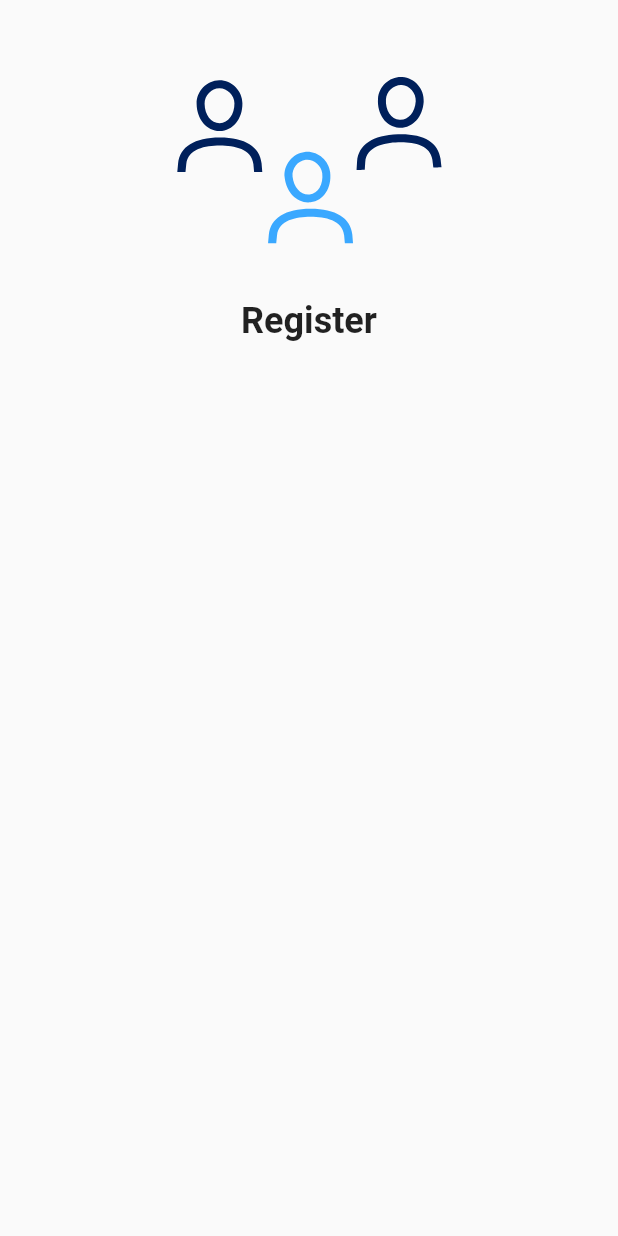
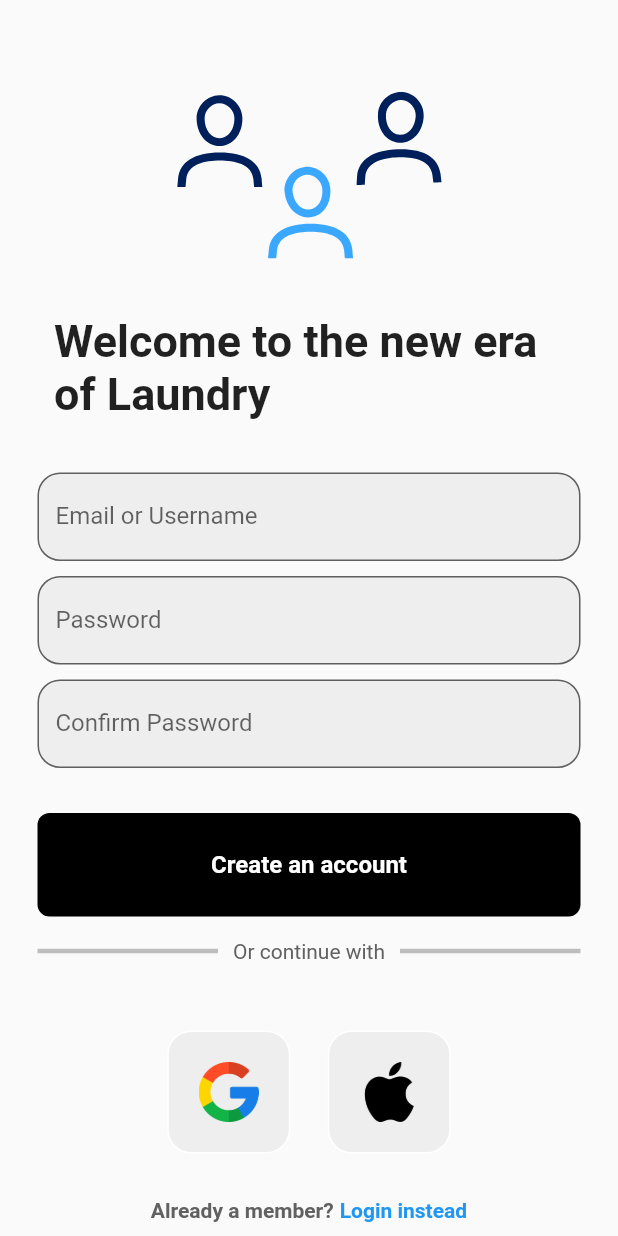
Before and after one commit to Saif64/LaundryMama, a Flutter app: the SignupPage screen opened by its route, on a phone screen of 412 x 824 dp. Run offline on Flutter 3.47's test engine with Material 2 defaults, Android fonts, the light colour scheme and no system bars; drawn by our look-alikes of flutter_animate; our stand-ins replace google_fonts, lottie.

Commit message:
register_page

```diff
--- a/lib/main.dart
+++ b/lib/main.dart
@@ -1,6 +1,7 @@
 import 'package:flutter/material.dart';
 import 'package:laundry_mama/global/routes.dart';
 import 'package:laundry_mama/pages/homepage.dart';
+import 'package:laundry_mama/pages/login_page.dart';
 import 'package:laundry_mama/pages/signup_page.dart';
 
 void main() {
@@ -17,7 +18,11 @@ class MyApp extends StatelessWidget {
       initialRoute: HOMEPAGE,
       routes: {
         HOMEPAGE: (context) => HomePage(),
-        SIGNUP_PAGE: (context) => SignupPage(),
+        SIGNUP_PAGE: (context) => SignupPage(
+              onTap: () =>
+                  Navigator.of(context).pushReplacementNamed(LOGIN_PAGE),
+            ),
+        LOGIN_PAGE: (context) => LoginPage()
       },
     );
   }
--- /dev/null
+++ b/lib/pages/login_page.dart
@@ -0,0 +1,12 @@
+import 'package:flutter/material.dart';
+
+class LoginPage extends StatelessWidget {
+  const LoginPage({super.key});
+
+  @override
+  Widget build(BuildContext context) {
+    return Scaffold(
+      appBar: AppBar(title: Text('LoginPage')),
+    );
+  }
+}
--- a/lib/pages/signup_page.dart
+++ b/lib/pages/signup_page.dart
@@ -1,10 +1,14 @@
 import 'package:flutter/material.dart';
 import 'package:flutter_animate/flutter_animate.dart';
-import 'package:laundry_mama/widgets/shiny_text.dart';
+import 'package:laundry_mama/widgets/auth_icons.dart';
+import 'package:laundry_mama/widgets/auth_page_input.dart';
+import 'package:laundry_mama/widgets/head2.dart';
+import 'package:laundry_mama/widgets/long_button.dart';
 import 'package:lottie/lottie.dart';
 
 class SignupPage extends StatefulWidget {
-  const SignupPage({super.key});
+  const SignupPage({super.key, required this.onTap});
+  final Function()? onTap;
 
   @override
   State<SignupPage> createState() => _SignupPageState();
@@ -12,6 +16,13 @@ class SignupPage extends StatefulWidget {
 
 class _SignupPageState extends State<SignupPage> with TickerProviderStateMixin {
   late final AnimationController _registerAnimationController;
+
+  // text editing controllers
+  final _emailController = TextEditingController();
+  final _passwordController = TextEditingController();
+  final _confirmedPasswordController = TextEditingController();
+
+  bool isAuthenticating = false;
 
   @override
   void initState() {
@@ -27,12 +38,29 @@ class _SignupPageState extends State<SignupPage> with TickerProviderStateMixin {
   @override
   void dispose() {
     _registerAnimationController.dispose();
+    _emailController.dispose();
+    _passwordController.dispose();
+    _confirmedPasswordController.dispose();
     super.dispose();
   }
 
+  // Functions
+  void registerUser() async {
+    setState(() {
+      isAuthenticating = true;
+    });
+  }
+
+  // Build Methods & Widgets
   @override
   Widget build(BuildContext context) {
     return Scaffold(
+      appBar: AppBar(
+        elevation: 0,
+        backgroundColor: Theme.of(context).scaffoldBackgroundColor,
+        automaticallyImplyLeading: false,
+        toolbarHeight: 10,
+      ),
       body: SingleChildScrollView(
         child: Center(
           child: Column(
@@ -43,13 +71,136 @@ class _SignupPageState extends State<SignupPage> with TickerProviderStateMixin {
                 'assets/animations/register.json',
                 controller: _registerAnimationController,
               ),
-              const CustomText(
-                      text: "Register",
-                      fontSize: 24,
-                      fontWeight: FontWeight.bold)
-                  .animate()
-                  .fadeIn(duration: const Duration(milliseconds: 1200))
-                  .moveY(duration: const Duration(milliseconds: 375)),
+              Padding(
+                  padding: const EdgeInsets.symmetric(
+                    horizontal: 36,
+                  ),
+                  child: const Head2(
+                          text: "Welcome to the new era of Laundry",
+                          fontSize: 30,
+                          fontWeight: FontWeight.bold)
+                      .animate()
+                      .fadeIn(duration: const Duration(milliseconds: 1200))
+                      .moveY(duration: const Duration(milliseconds: 565))
+                      .shimmer(delay: const Duration(milliseconds: 370))),
+              const SizedBox(height: 35),
+
+              // username textfield
+              AuthInput(
+                controller: _emailController,
+                hintText: 'Email or Username',
+                obscureText: false,
+                inputType: TextInputType.emailAddress,
+                labelText: 'Email or Username',
+              ),
+
+              const SizedBox(height: 10),
+
+              // password textfield
+              AuthInput(
+                controller: _passwordController,
+                hintText: 'Password',
+                obscureText: true,
+                inputType: TextInputType.text,
+                labelText: 'Password',
+              ),
+
+              const SizedBox(height: 10),
+
+              // confirm password textfield
+              AuthInput(
+                controller: _confirmedPasswordController,
+                hintText: 'Confirm Password',
+                obscureText: true,
+                inputType: TextInputType.text,
+                labelText: 'Confirm Password',
+              ),
+
+              const SizedBox(height: 30),
+              // sign in button
+              if (isAuthenticating) const CircularProgressIndicator(),
+              if (!isAuthenticating)
+                LongButton(
+                  onTap: registerUser,
+                  text: 'Create an account',
+                ),
+
+              // or continue with
+              Padding(
+                padding:
+                    const EdgeInsets.symmetric(horizontal: 25.0, vertical: 15),
+                child: Row(
+                  children: [
+                    Expanded(
+                      child: Divider(
+                        thickness: 3,
+                        color: Colors.grey[400],
+                      ),
+                    ),
+                    Padding(
+                      padding: const EdgeInsets.symmetric(horizontal: 10.0),
+                      child: Text(
+                        'Or continue with',
+                        style: TextStyle(color: Colors.grey[700]),
+                      ),
+                    ),
+                    Expanded(
+                      child: Divider(
+                        thickness: 3,
+                        color: Colors.grey[400],
+                      ),
+                    ),
+                  ],
+                ),
+              ),
+
+              const SizedBox(height: 30),
+              // google + apple sign in buttons
+              Row(
+                mainAxisAlignment: MainAxisAlignment.center,
+                children: [
+                  // google button
+                  AuthIconButton(
+                    imagePath: 'assets/icons/google.png',
+                    onTap: () {},
+                  ),
+
+                  const SizedBox(width: 25),
+
+                  // apple button
+                  AuthIconButton(
+                    imagePath: 'assets/icons/apple.png',
+                    onTap: () {},
+                  )
+                ],
+              ),
+
+              const SizedBox(height: 30),
+
+              // not a member? register now
+              Row(
+                mainAxisAlignment: MainAxisAlignment.center,
+                children: [
+                  Text(
+                    'Already a member?',
+                    style: TextStyle(
+                      color: Colors.grey[700],
+                      fontWeight: FontWeight.bold,
+                    ),
+                  ),
+                  const SizedBox(width: 4),
+                  InkWell(
+                    onTap: widget.onTap,
+                    child: const Text(
+                      'Login instead',
+                      style: TextStyle(
+                        color: Colors.blue,
+                        fontWeight: FontWeight.bold,
+                      ),
+                    ),
+                  ),
+                ],
+              )
             ],
           ),
         ),
--- /dev/null
+++ b/lib/widgets/auth_icons.dart
@@ -0,0 +1,30 @@
+import 'package:flutter/material.dart';
+
+class AuthIconButton extends StatelessWidget {
+  final String imagePath;
+  final Function()? onTap;
+  const AuthIconButton({
+    super.key,
+    required this.imagePath,
+    required this.onTap,
+  });
+
+  @override
+  Widget build(BuildContext context) {
+    return InkWell(
+      onTap: onTap,
+      child: Container(
+        padding: const EdgeInsets.all(20),
+        decoration: BoxDecoration(
+          border: Border.all(color: Colors.white),
+          borderRadius: BorderRadius.circular(16),
+          color: Colors.grey[200],
+        ),
+        child: Image.asset(
+          imagePath,
+          height: 40,
+        ),
+      ),
+    );
+  }
+}
--- /dev/null
+++ b/lib/widgets/auth_page_input.dart
@@ -0,0 +1,41 @@
+import 'package:flutter/material.dart';
+
+class AuthInput extends StatelessWidget {
+  final TextEditingController controller;
+  final String hintText;
+  final bool obscureText;
+  final TextInputType inputType;
+  final String labelText;
+
+  const AuthInput({
+    super.key,
+    required this.controller,
+    required this.hintText,
+    required this.obscureText,
+    required this.inputType,
+    required this.labelText,
+  });
+
+  @override
+  Widget build(BuildContext context) {
+    return Padding(
+      padding: const EdgeInsets.symmetric(horizontal: 25.0),
+      child: TextFormField(
+        controller: controller,
+        obscureText: obscureText,
+        keyboardType: inputType,
+        decoration: InputDecoration(
+          labelText: labelText,
+          border: OutlineInputBorder(
+            borderRadius: BorderRadius.circular(15),
+          ),
+          focusedBorder: OutlineInputBorder(
+            borderRadius: BorderRadius.circular(25),
+          ),
+          fillColor: Colors.grey.shade200,
+          filled: true,
+        ),
+      ),
+    );
+  }
+}
--- /dev/null
+++ b/lib/widgets/head2.dart
@@ -0,0 +1,25 @@
+import 'package:flutter/material.dart';
+
+import 'package:google_fonts/google_fonts.dart';
+
+class Head2 extends StatelessWidget {
+  const Head2(
+      {super.key,
+      required this.text,
+      required this.fontSize,
+      required this.fontWeight});
+  final String text;
+  final double fontSize;
+  final FontWeight fontWeight;
+
+  @override
+  Widget build(BuildContext context) {
+    return Text(
+      text,
+      style: GoogleFonts.aBeeZee(
+        fontSize: fontSize,
+        fontWeight: fontWeight,
+      ),
+    );
+  }
+}
--- /dev/null
+++ b/lib/widgets/long_button.dart
@@ -0,0 +1,33 @@
+import 'package:flutter/material.dart';
+
+class LongButton extends StatelessWidget {
+  final Function()? onTap;
+  final String text;
+
+  const LongButton({super.key, required this.onTap, required this.text});
+
+  @override
+  Widget build(BuildContext context) {
+    return InkWell(
+      onTap: onTap,
+      child: Container(
+        padding: const EdgeInsets.all(25),
+        margin: const EdgeInsets.symmetric(horizontal: 25),
+        decoration: BoxDecoration(
+          color: Colors.black,
+          borderRadius: BorderRadius.circular(8),
+        ),
+        child: Center(
+          child: Text(
+            text,
+            style: const TextStyle(
+              color: Colors.white,
+              fontWeight: FontWeight.bold,
+              fontSize: 16,
+            ),
+          ),
+        ),
+      ),
+    );
+  }
+}
--- a/lib/widgets/shiny_text.dart
+++ /dev/null
@@ -1,25 +0,0 @@
-import 'package:flutter/material.dart';
-
-import 'package:google_fonts/google_fonts.dart';
-
-class CustomText extends StatelessWidget {
-  const CustomText(
-      {super.key,
-      required this.text,
-      required this.fontSize,
-      required this.fontWeight});
-  final String text;
-  final double fontSize;
-  final FontWeight fontWeight;
-
-  @override
-  Widget build(BuildContext context) {
-    return Text(
-      text,
-      style: GoogleFonts.aBeeZee(
-        fontSize: fontSize,
-        fontWeight: fontWeight,
-      ),
-    );
-  }
-}
```
Also changed, not shown: assets/icons/apple.png (added), assets/icons/google.png (added), 50 other files.
